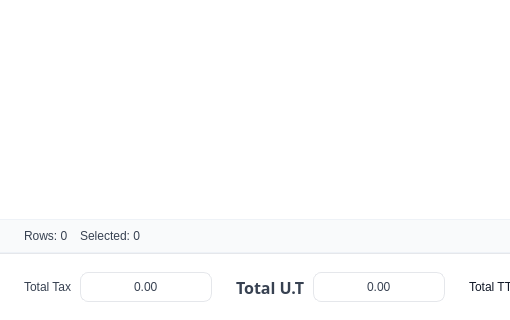
Qt form program/windows/nouveau_doc/doc.ui (lak-barmajyat/ERP) before a commit; both pictures show x 0 to 510 and y 339 to 659 of the 1236 by 659 pixel window.
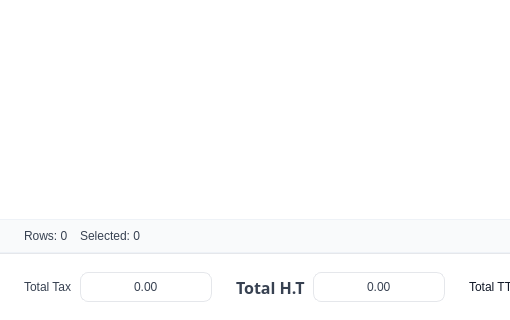
The same form after that commit. Icons and pictures are not drawn.

```diff
--- a/program/windows/nouveau_doc/doc.ui
+++ b/program/windows/nouveau_doc/doc.ui
@@ -1347,7 +1347,7 @@
               <string notr="true">QLabel#label_10 { color: #374151; font: 650 12pt &quot;Overpass&quot;; background-color: transparent; }</string>
              </property>
              <property name="text">
-              <string>Total U.T</string>
+              <string>Total H.T</string>
              </property>
             </widget>
            </item>
```
Left out of the diff: 29 changed lines with no effect on the pictures.
